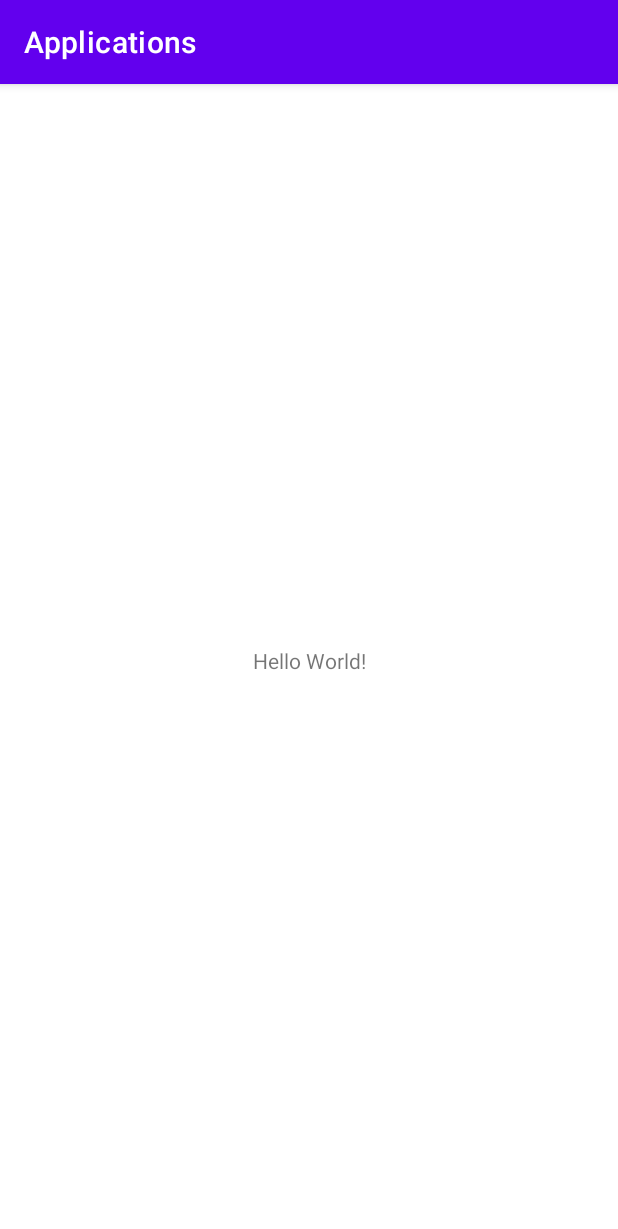
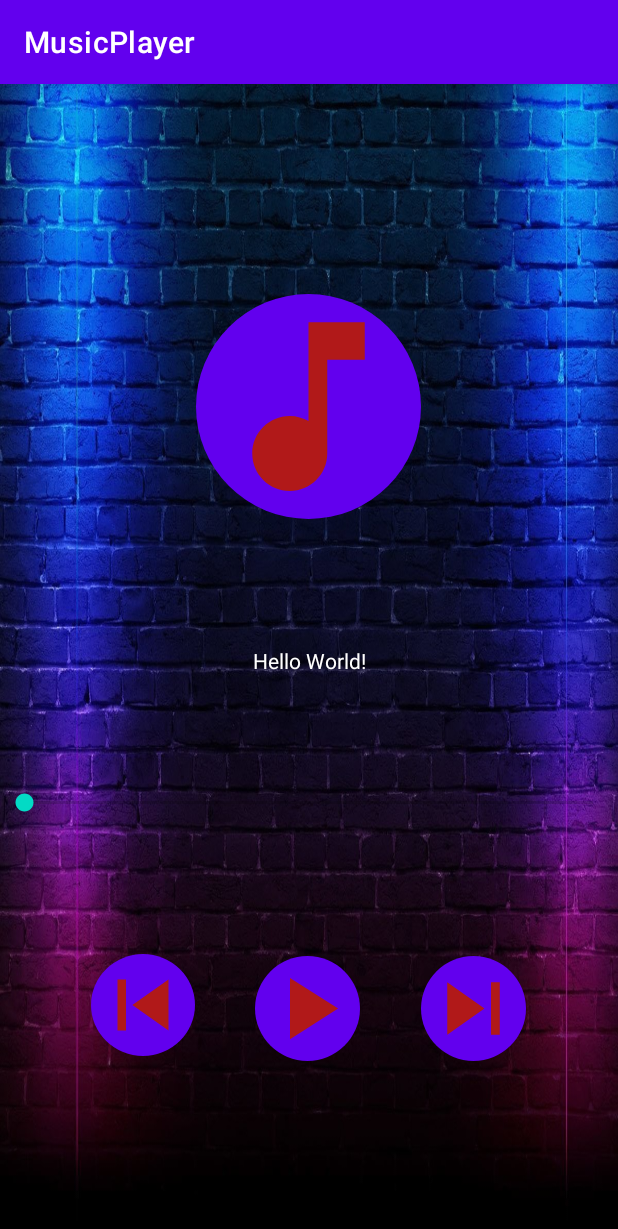
Before and after one commit to EnoticSho/Applications, an Android app: the screen it shows after launch (MainActivity), on a phone screen of 412 x 824 dp. Shown: the top 1229 px of the screen. Run offline under Robolectric (Android 15) with nearby library versions, the phone set to English and light mode, and no system bars.

Commit message:
music player

```diff
--- a/app/src/main/java/android/com/applications/MainActivity.java
+++ b/app/src/main/java/android/com/applications/MainActivity.java
@@ -2,13 +2,67 @@ package android.com.applications;
 
 import androidx.appcompat.app.AppCompatActivity;
 
+import android.media.MediaPlayer;
 import android.os.Bundle;
+import android.view.View;
+import android.widget.SeekBar;
+
+import java.util.Timer;
+import java.util.TimerTask;
 
 public class MainActivity extends AppCompatActivity {
+    private SeekBar seekBar;
+    private MediaPlayer mediaPlayer;
 
     @Override
     protected void onCreate(Bundle savedInstanceState) {
         super.onCreate(savedInstanceState);
         setContentView(R.layout.activity_main);
+
+        mediaPlayer = MediaPlayer.create(getApplicationContext(), R.raw.staf);
+        seekBar = findViewById(R.id.seekBar);
+        seekBar.setMax(mediaPlayer.getDuration());
+        seekBar.setOnSeekBarChangeListener(new SeekBar.OnSeekBarChangeListener() {
+            @Override
+            public void onProgressChanged(SeekBar seekBar, int i, boolean b) {
+                if (b) {
+                    mediaPlayer.seekTo(i);
+                }
+            }
+
+            @Override
+            public void onStartTrackingTouch(SeekBar seekBar) {
+
+            }
+
+            @Override
+            public void onStopTrackingTouch(SeekBar seekBar) {
+
+            }
+        });
+        new Timer().scheduleAtFixedRate(new TimerTask() {
+            @Override
+            public void run() {
+                seekBar.setProgress(mediaPlayer.getCurrentPosition());
+            }
+        }, 0, 1000);
+    }
+
+    public void previous(View view) {
+        seekBar.setProgress(0);
+        mediaPlayer.seekTo(0);
+        mediaPlayer.pause();
+    }
+
+    public void next(View view) {
+        seekBar.setProgress(100);
+        mediaPlayer.seekTo(0);
+        mediaPlayer.pause();
+    }
+
+    public void play(View view) {
+        if (mediaPlayer.isPlaying()) {
+            mediaPlayer.pause();
+        } else mediaPlayer.start();
     }
 }
--- /dev/null
+++ b/app/src/main/res/drawable/baseline_music_note_24.xml
@@ -0,0 +1,5 @@
+<vector android:height="24dp" android:tint="#B11919"
+    android:viewportHeight="24" android:viewportWidth="24"
+    android:width="24dp" xmlns:android="http://schemas.android.com/apk/res/android">
+    <path android:fillColor="@android:color/white" android:pathData="M12,3v10.55c-0.59,-0.34 -1.27,-0.55 -2,-0.55 -2.21,0 -4,1.79 -4,4s1.79,4 4,4 4,-1.79 4,-4V7h4V3h-6z"/>
+</vector>
--- /dev/null
+++ b/app/src/main/res/drawable/baseline_play_arrow_24.xml
@@ -0,0 +1,5 @@
+<vector android:height="24dp" android:tint="#B11919"
+    android:viewportHeight="24" android:viewportWidth="24"
+    android:width="24dp" xmlns:android="http://schemas.android.com/apk/res/android">
+    <path android:fillColor="@android:color/white" android:pathData="M8,5v14l11,-7z"/>
+</vector>
--- /dev/null
+++ b/app/src/main/res/drawable/baseline_skip_next_24.xml
@@ -0,0 +1,5 @@
+<vector android:height="24dp" android:tint="#B11919"
+    android:viewportHeight="24" android:viewportWidth="24"
+    android:width="24dp" xmlns:android="http://schemas.android.com/apk/res/android">
+    <path android:fillColor="@android:color/white" android:pathData="M6,18l8.5,-6L6,6v12zM16,6v12h2V6h-2z"/>
+</vector>
--- /dev/null
+++ b/app/src/main/res/drawable/baseline_skip_previous_24.xml
@@ -0,0 +1,5 @@
+<vector android:height="24dp" android:tint="#B11919"
+    android:viewportHeight="24" android:viewportWidth="24"
+    android:width="24dp" xmlns:android="http://schemas.android.com/apk/res/android">
+    <path android:fillColor="@android:color/white" android:pathData="M6,6h2v12L6,18zM9.5,12l8.5,6L18,6z"/>
+</vector>
--- /dev/null
+++ b/app/src/main/res/drawable/circle.xml
@@ -0,0 +1,8 @@
+<?xml version="1.0" encoding="utf-8"?>
+<shape xmlns:android="http://schemas.android.com/apk/res/android"
+    android:shape="oval">
+    <solid android:color="@color/purple_500"/>
+    <size android:height="120dp"
+        android:width="120dp">
+    </size>
+</shape>
--- a/app/src/main/res/layout/activity_main.xml
+++ b/app/src/main/res/layout/activity_main.xml
@@ -4,15 +4,86 @@
     xmlns:tools="http://schemas.android.com/tools"
     android:layout_width="match_parent"
     android:layout_height="match_parent"
+    android:background="@drawable/fon"
     tools:context=".MainActivity">
 
     <TextView
+        android:id="@+id/textView"
         android:layout_width="wrap_content"
         android:layout_height="wrap_content"
         android:text="Hello World!"
+        android:textColor="@color/white"
         app:layout_constraintBottom_toBottomOf="parent"
         app:layout_constraintEnd_toEndOf="parent"
         app:layout_constraintStart_toStartOf="parent"
         app:layout_constraintTop_toTopOf="parent" />
 
+    <SeekBar
+        android:id="@+id/seekBar"
+        android:layout_width="411dp"
+        android:layout_height="54dp"
+        android:layout_marginTop="62dp"
+        android:outlineSpotShadowColor="@color/white"
+        app:layout_constraintBottom_toBottomOf="parent"
+        app:layout_constraintEnd_toEndOf="parent"
+        app:layout_constraintHorizontal_bias="0.0"
+        app:layout_constraintStart_toStartOf="parent"
+        app:layout_constraintTop_toTopOf="parent"
+        app:layout_constraintVertical_bias="0.599" />
+
+    <ImageView
+        android:id="@+id/imageView2"
+        android:layout_width="150dp"
+        android:layout_height="150dp"
+        android:background="@drawable/circle"
+        app:layout_constraintBottom_toBottomOf="parent"
+        app:layout_constraintEnd_toEndOf="parent"
+        app:layout_constraintHorizontal_bias="0.498"
+        app:layout_constraintStart_toStartOf="parent"
+        app:layout_constraintTop_toTopOf="parent"
+        app:layout_constraintVertical_bias="0.227"
+        app:srcCompat="@drawable/baseline_music_note_24" />
+
+    <ImageView
+        android:id="@+id/imageView3"
+        android:layout_width="69dp"
+        android:layout_height="68dp"
+        android:background="@drawable/circle"
+        android:onClick="previous"
+        app:layout_constraintBottom_toBottomOf="parent"
+        app:layout_constraintEnd_toEndOf="parent"
+        app:layout_constraintHorizontal_bias="0.178"
+        app:layout_constraintStart_toStartOf="parent"
+        app:layout_constraintTop_toTopOf="parent"
+        app:layout_constraintVertical_bias="0.829"
+        app:srcCompat="@drawable/baseline_skip_previous_24" />
+
+    <ImageView
+        android:id="@+id/imageView4"
+        android:layout_width="70dp"
+        android:layout_height="70dp"
+        android:background="@drawable/circle"
+        android:onClick="play"
+        app:layout_constraintBottom_toBottomOf="parent"
+        app:layout_constraintEnd_toEndOf="parent"
+        app:layout_constraintHorizontal_bias="0.498"
+        app:layout_constraintStart_toStartOf="parent"
+        app:layout_constraintTop_toTopOf="parent"
+        app:layout_constraintVertical_bias="0.833"
+        app:srcCompat="@drawable/baseline_play_arrow_24" />
+
+    <ImageView
+        android:id="@+id/imageView5"
+        android:layout_width="70dp"
+        android:layout_height="70dp"
+        android:background="@drawable/circle"
+        android:onClick="next"
+        app:layout_constraintBottom_toBottomOf="parent"
+        app:layout_constraintEnd_toEndOf="parent"
+        app:layout_constraintHorizontal_bias="0.821"
+        app:layout_constraintStart_toStartOf="parent"
+        app:layout_constraintTop_toTopOf="parent"
+        app:layout_constraintVertical_bias="0.833"
+        app:srcCompat="@drawable/baseline_skip_next_24" />
+
 </androidx.constraintlayout.widget.ConstraintLayout>
--- a/app/src/main/res/values/strings.xml
+++ b/app/src/main/res/values/strings.xml
@@ -1,3 +1,3 @@
 <resources>
-    <string name="app_name">Applications</string>
+    <string name="app_name">MusicPlayer</string>
 </resources>
```
Also changed, not shown: app/src/main/res/drawable/fon.jpg (added), 1 other file.
